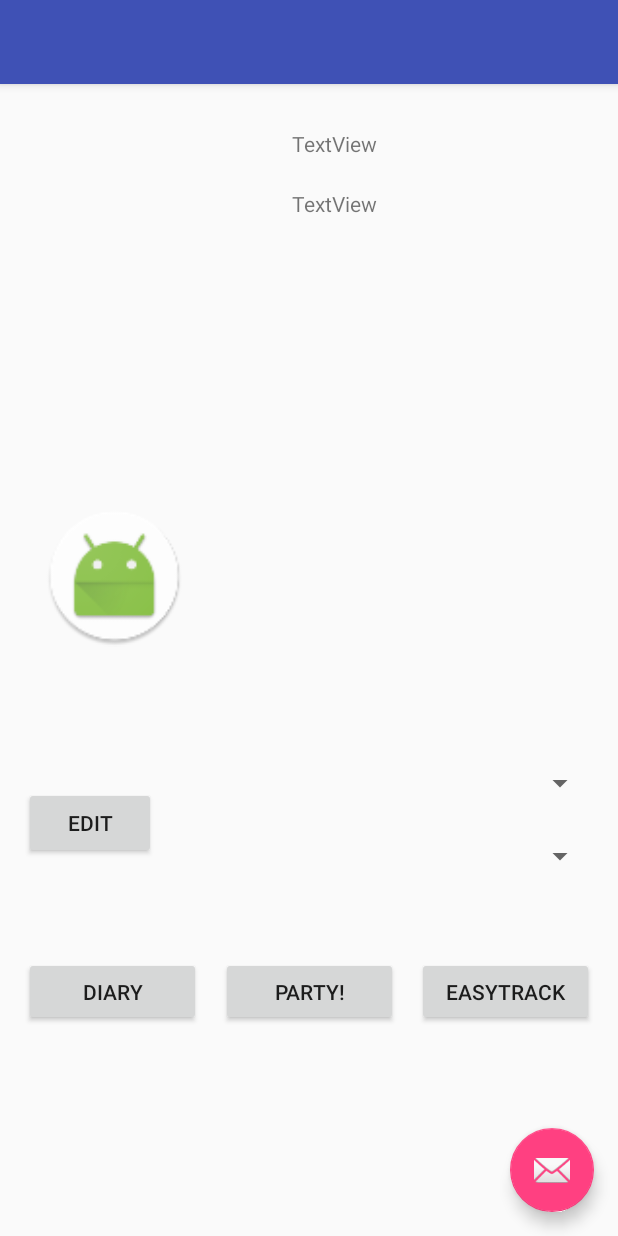
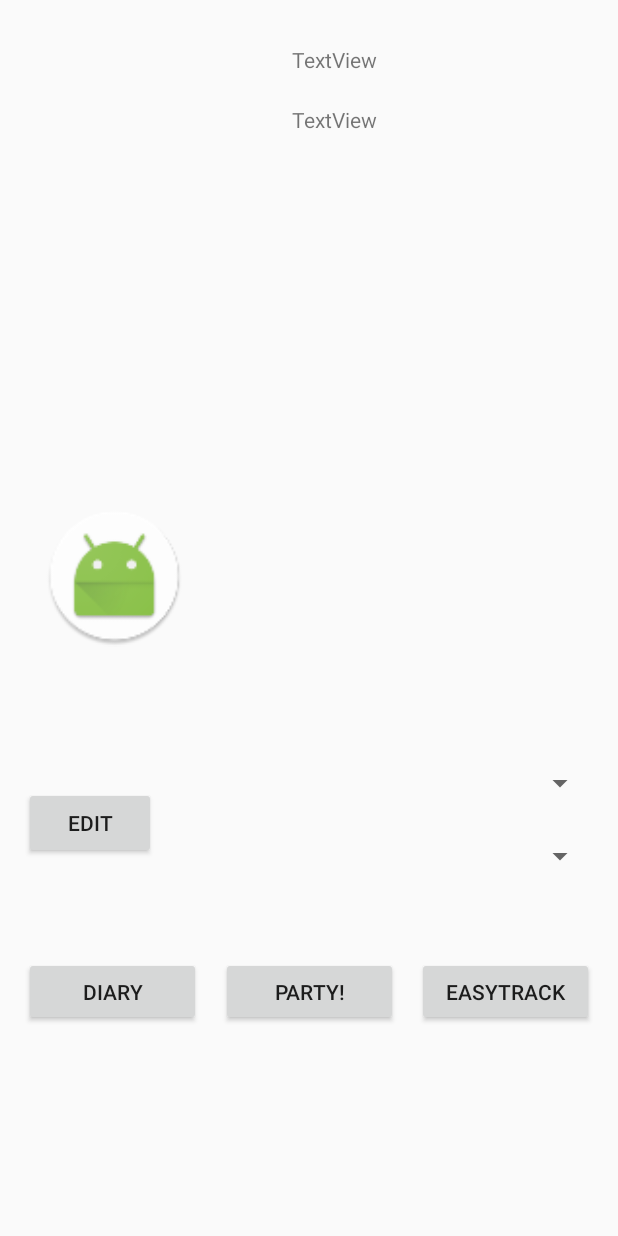
Before and after one commit to ksuhr1/BoozeBuddy, an Android app: the UserProfile screen opened directly, with no data from a screen before it, on a phone screen of 412 x 824 dp. Run offline under Robolectric (Android 15) with nearby library versions, the phone set to English and light mode, and no system bars.

Commit message:
fixed all errors

```diff
--- a/app/src/main/java/com/example/katelynsuhr/boozebuddy/UserProfile.java
+++ b/app/src/main/java/com/example/katelynsuhr/boozebuddy/UserProfile.java
@@ -2,8 +2,6 @@ package com.example.katelynsuhr.boozebuddy;
 
 import android.content.Intent;
 import android.os.Bundle;
-import android.support.design.widget.FloatingActionButton;
-import android.support.design.widget.Snackbar;
 import android.support.v7.app.AppCompatActivity;
 import android.support.v7.widget.Toolbar;
 import android.view.View;
--- a/app/src/main/res/layout/activity_user_profile.xml
+++ b/app/src/main/res/layout/activity_user_profile.xml
@@ -1,33 +1,106 @@
 <?xml version="1.0" encoding="utf-8"?>
-<android.support.design.widget.CoordinatorLayout xmlns:android="http://schemas.android.com/apk/res/android"
+<android.support.constraint.ConstraintLayout xmlns:android="http://schemas.android.com/apk/res/android"
     xmlns:app="http://schemas.android.com/apk/res-auto"
     xmlns:tools="http://schemas.android.com/tools"
     android:layout_width="match_parent"
     android:layout_height="match_parent"
-    tools:context="com.example.katelynsuhr.boozebuddy.UserProfile">
+    tools:context="com.example.katelynsuhr.boozebuddy.MainActivity">
+    <TextView
+        android:id="@+id/textView4"
+        android:layout_width="197dp"
+        android:layout_height="36dp"
+        android:text="TextView"
+        android:layout_marginTop="30dp"
+        android:layout_marginRight="20dp"
+        app:layout_constraintRight_toRightOf="parent"
+        app:layout_constraintTop_toTopOf="parent"
+        />
 
-    <android.support.design.widget.AppBarLayout
-        android:layout_width="match_parent"
-        android:layout_height="wrap_content"
-        android:theme="@style/AppTheme.AppBarOverlay">
+    <Button
+        android:id="@+id/EasyTrack"
+        android:layout_width="118dp"
+        android:layout_height="46dp"
+        android:text="EasyTrack"
+        android:layout_marginBottom="140dp"
+        android:layout_marginRight="16dp"
+        android:onClick="easyTrack_main"
+        app:layout_constraintBottom_toBottomOf="parent"
+        app:layout_constraintRight_toRightOf="parent" />
 
-        <android.support.v7.widget.Toolbar
-            android:id="@+id/toolbar"
-            android:layout_width="match_parent"
-            android:layout_height="?attr/actionBarSize"
-            android:background="?attr/colorPrimary"
-            app:popupTheme="@style/AppTheme.PopupOverlay" />
+    <Button
+        android:id="@+id/PartyMode"
+        android:layout_width="118dp"
+        android:layout_height="46dp"
+        android:text="Party!"
+        android:layout_marginBottom="140dp"
+        android:onClick="party_main"
+        app:layout_constraintBottom_toBottomOf="parent"
+        app:layout_constraintLeft_toLeftOf="parent"
+        app:layout_constraintRight_toRightOf="parent"/>
 
-    </android.support.design.widget.AppBarLayout>
+    <ImageView
+        android:id="@+id/imageView"
+        android:layout_width="93dp"
+        android:layout_height="99dp"
+        app:srcCompat="@mipmap/ic_launcher_round"
+        android:layout_marginBottom="390dp"
+        android:layout_marginLeft="30dp"
+        app:layout_constraintHorizontal_bias=".9"
+        app:layout_constraintBottom_toBottomOf="parent"
+        app:layout_constraintLeft_toLeftOf="parent"
+        />
 
-    <include layout="@layout/content_user_profile" />
+    <Spinner
+        android:id="@+id/spinner"
+        android:layout_width="266dp"
+        android:layout_height="24dp"
+        android:layout_marginBottom="290dp"
+        app:layout_constraintHorizontal_bias=".9"
+        app:layout_constraintBottom_toBottomOf="parent"
+        app:layout_constraintLeft_toLeftOf="parent"
+        app:layout_constraintRight_toRightOf="parent" />
 
-    <android.support.design.widget.FloatingActionButton
-        android:id="@+id/fab"
+    <Spinner
+        android:id="@+id/spinner2"
+        android:layout_width="264dp"
+        android:layout_height="26dp"
+        android:layout_marginBottom="240dp"
+        app:layout_constraintHorizontal_bias=".9"
+        app:layout_constraintBottom_toBottomOf="parent"
+        app:layout_constraintLeft_toLeftOf="parent"
+        app:layout_constraintRight_toRightOf="parent"/>
+
+    <Button
+        android:id="@+id/editsafety"
         android:layout_width="wrap_content"
         android:layout_height="wrap_content"
-        android:layout_gravity="bottom|end"
-        android:layout_margin="@dimen/fab_margin"
-        app:srcCompat="@android:drawable/ic_dialog_email" />
+        android:layout_marginBottom="251dp"
+        android:layout_marginLeft="16dp"
+        android:onClick="safety_main"
+        android:text="Edit"
+        app:layout_constraintBottom_toBottomOf="parent"
+        app:layout_constraintLeft_toLeftOf="parent" />
 
-</android.support.design.widget.CoordinatorLayout>
+    <Button
+        android:id="@+id/Diary"
+        android:layout_width="118dp"
+        android:layout_height="46dp"
+        android:text="Diary"
+        android:layout_marginBottom="140dp"
+        android:layout_marginLeft="16dp"
+        android:onClick="diary_main"
+        app:layout_constraintBottom_toBottomOf="parent"
+        app:layout_constraintLeft_toLeftOf="parent"
+        />
+
+    <TextView
+        android:id="@+id/textView3"
+        android:layout_width="197dp"
+        android:layout_height="36dp"
+        android:text="TextView"
+        android:layout_marginTop="70dp"
+        android:layout_marginRight="20dp"
+        app:layout_constraintRight_toRightOf="parent"
+        app:layout_constraintTop_toTopOf="parent" />
+
+</android.support.constraint.ConstraintLayout>
--- a/app/src/main/res/layout/content_contact_view.xml
+++ b/app/src/main/res/layout/content_contact_view.xml
@@ -1,12 +1,12 @@
 <?xml version="1.0" encoding="utf-8"?>
+
 <android.support.constraint.ConstraintLayout xmlns:android="http://schemas.android.com/apk/res/android"
     xmlns:app="http://schemas.android.com/apk/res-auto"
     xmlns:tools="http://schemas.android.com/tools"
     android:layout_width="match_parent"
     android:layout_height="match_parent"
-    app:layout_behavior="@string/appbar_scrolling_view_behavior"
-    tools:context="com.example.katelynsuhr.boozebuddy.ContactView"
-    tools:showIn="@layout/activity_contact_view">
+    tools:context="com.example.katelynsuhr.boozebuddy.UserProfile"
+    tools:showIn="@layout/activity_user_profile">
 
     <EditText
         android:id="@+id/entercontact"
--- a/app/src/main/res/layout/content_safety.xml
+++ b/app/src/main/res/layout/content_safety.xml
@@ -4,9 +4,7 @@
     xmlns:tools="http://schemas.android.com/tools"
     android:layout_width="match_parent"
     android:layout_height="match_parent"
-    app:layout_behavior="@string/appbar_scrolling_view_behavior"
-    tools:context="com.example.katelynsuhr.boozebuddy.safety"
-    tools:showIn="@layout/activity_safety">
+    tools:context="com.example.katelynsuhr.boozebuddy.MainActivity">
 
     <ListView
         android:layout_width="379dp"
--- a/app/src/main/res/layout/content_user_profile.xml
+++ b/app/src/main/res/layout/content_user_profile.xml
@@ -4,10 +4,7 @@
     xmlns:tools="http://schemas.android.com/tools"
     android:layout_width="match_parent"
     android:layout_height="match_parent"
-    app:layout_behavior="@string/appbar_scrolling_view_behavior"
-    tools:context="com.example.katelynsuhr.boozebuddy.UserProfile"
-    tools:showIn="@layout/activity_user_profile">
-
+    tools:context="com.example.katelynsuhr.boozebuddy.MainActivity">
     <TextView
         android:id="@+id/textView4"
         android:layout_width="197dp"
```
Also changed, not shown: app/src/main/java/com/example/katelynsuhr/boozebuddy/safety.java (+1 -8 lines), app/src/main/res/layout/activity_contact_view.xml (+43 -24 lines), app/src/main/res/layout/activity_safety.xml (+39 -4 lines).
